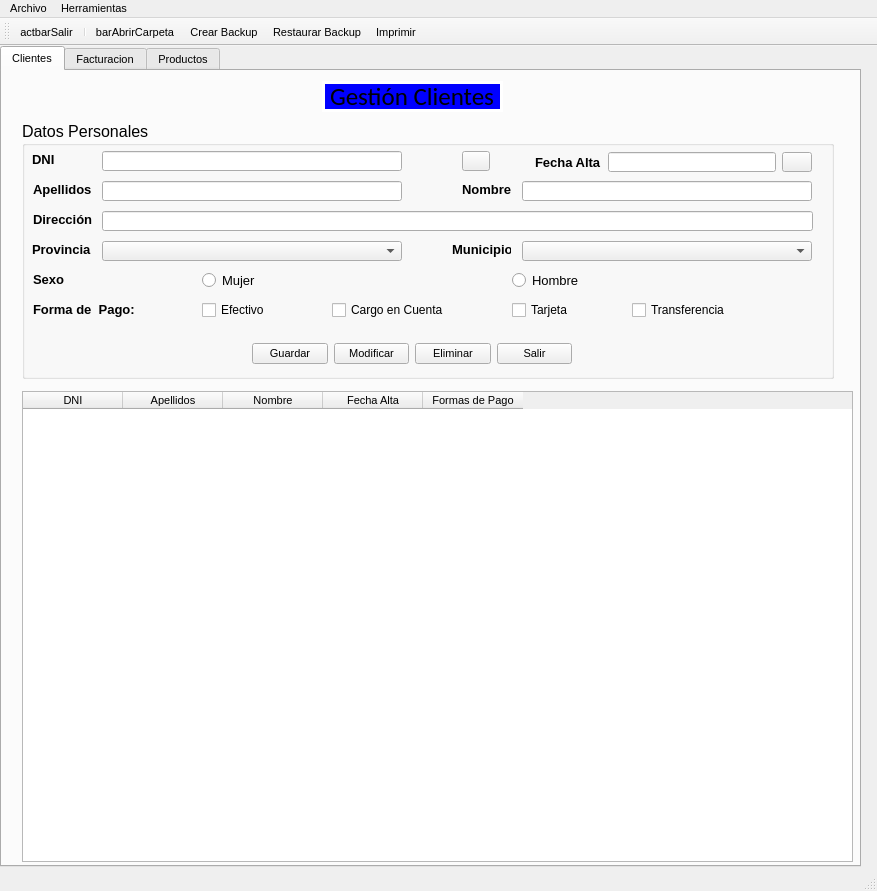
Above: window.ui from adrianv2001/vidalperez before the change. Below: the same form after it.
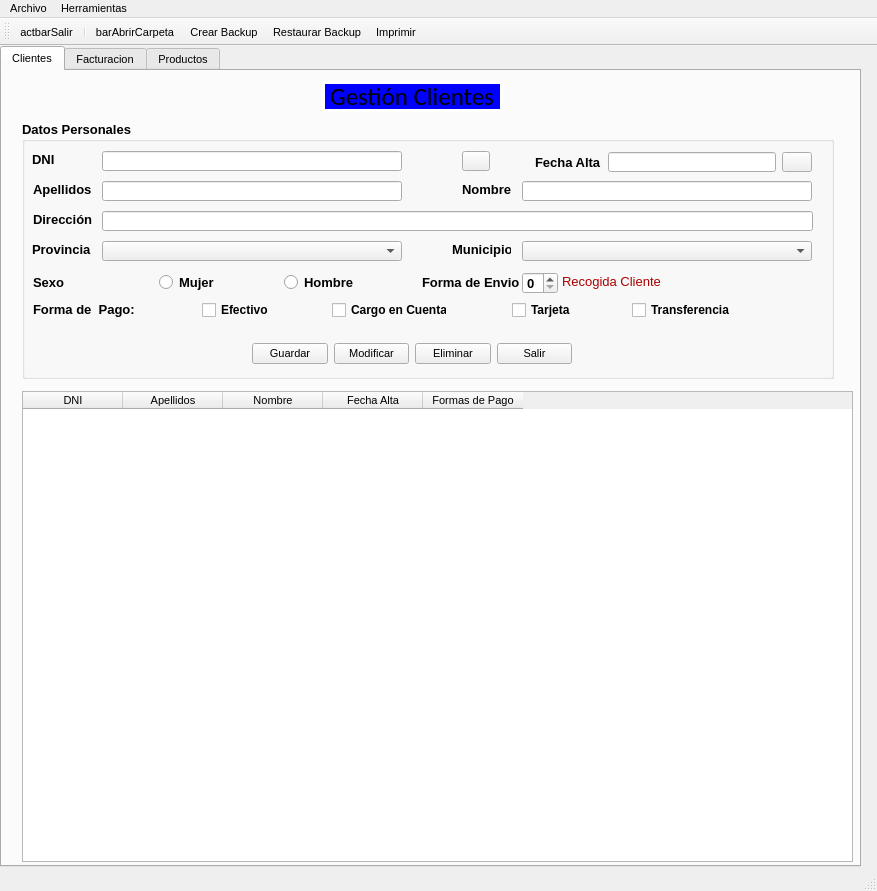
That is the form after the change. Icons and pictures are not drawn.

Diff of the .ui file:
```diff
--- a/window.ui
+++ b/window.ui
@@ -52,7 +52,9 @@
       </property>
       <property name="font">
        <font>
-        <pointsize>12</pointsize>
+        <pointsize>10</pointsize>
+        <weight>75</weight>
+        <bold>true</bold>
        </font>
       </property>
       <property name="title">
@@ -432,94 +434,10 @@
        <property name="font">
         <font>
          <pointsize>10</pointsize>
-        </font>
-       </property>
-      </widget>
-      <widget class="QLabel" name="lblSexo">
-       <property name="geometry">
-        <rect>
-         <x>11</x>
-         <y>150</y>
-         <width>31</width>
-         <height>16</height>
-        </rect>
-       </property>
-       <property name="maximumSize">
-        <size>
-         <width>16777215</width>
-         <height>20</height>
-        </size>
-       </property>
-       <property name="font">
-        <font>
-         <pointsize>10</pointsize>
          <weight>75</weight>
          <bold>true</bold>
         </font>
        </property>
-       <property name="text">
-        <string>Sexo</string>
-       </property>
-      </widget>
-      <widget class="QRadioButton" name="rbtFem">
-       <property name="geometry">
-        <rect>
-         <x>180</x>
-         <y>150</y>
-         <width>260</width>
-         <height>18</height>
-        </rect>
-       </property>
-       <property name="maximumSize">
-        <size>
-         <width>16777215</width>
-         <height>20</height>
-        </size>
-       </property>
-       <property name="font">
-        <font>
-         <pointsize>10</pointsize>
-        </font>
-       </property>
-       <property name="text">
-        <string>Mujer</string>
-       </property>
-       <attribute name="buttonGroup">
-        <string notr="true">rbtGroupSex</string>
-       </attribute>
-      </widget>
-      <widget class="QRadioButton" name="rbtHom">
-       <property name="geometry">
-        <rect>
-         <x>490</x>
-         <y>150</y>
-         <width>259</width>
-         <height>18</height>
-        </rect>
-       </property>
-       <property name="maximumSize">
-        <size>
-         <width>16777215</width>
-         <height>20</height>
-        </size>
-       </property>
-       <property name="font">
-        <font>
-         <pointsize>10</pointsize>
-        </font>
-       </property>
-       <property name="text">
-        <string>Hombre</string>
-       </property>
-       <property name="checked">
-        <bool>false</bool>
-       </property>
-       <property name="autoRepeat">
-        <bool>false</bool>
-       </property>
-       <attribute name="buttonGroup">
-        <string notr="true">rbtGroupSex</string>
-       </attribute>
       </widget>
       <widget class="QLabel" name="lblFormaPago">
        <property name="geometry">
@@ -577,6 +495,8 @@
        <property name="font">
         <font>
          <pointsize>9</pointsize>
+         <weight>75</weight>
+         <bold>true</bold>
         </font>
        </property>
        <property name="text">
@@ -610,6 +530,8 @@
        <property name="font">
         <font>
          <pointsize>9</pointsize>
+         <weight>75</weight>
+         <bold>true</bold>
         </font>
        </property>
        <property name="text">
@@ -643,6 +565,8 @@
        <property name="font">
         <font>
          <pointsize>9</pointsize>
+         <weight>75</weight>
+         <bold>true</bold>
         </font>
        </property>
        <property name="text">
@@ -657,7 +581,7 @@
         <rect>
          <x>610</x>
          <y>180</y>
-         <width>96</width>
+         <width>101</width>
          <height>18</height>
         </rect>
        </property>
@@ -676,6 +600,8 @@
        <property name="font">
         <font>
          <pointsize>9</pointsize>
+         <weight>75</weight>
+         <bold>true</bold>
         </font>
        </property>
        <property name="text">
@@ -750,6 +676,136 @@
         </item>
        </layout>
       </widget>
+      <widget class="QWidget" name="layoutWidget">
+       <property name="geometry">
+        <rect>
+         <x>11</x>
+         <y>150</y>
+         <width>371</width>
+         <height>22</height>
+        </rect>
+       </property>
+       <layout class="QHBoxLayout" name="horizontalLayout_3">
+        <item>
+         <widget class="QLabel" name="lblSexo">
+          <property name="maximumSize">
+           <size>
+            <width>16777215</width>
+            <height>20</height>
+           </size>
+          </property>
+          <property name="font">
+           <font>
+            <pointsize>10</pointsize>
+            <weight>75</weight>
+            <bold>true</bold>
+           </font>
+          </property>
+          <property name="text">
+           <string>Sexo</string>
+          </property>
+         </widget>
+        </item>
+        <item>
+         <widget class="QRadioButton" name="rbtFem">
+          <property name="maximumSize">
+           <size>
+            <width>16777215</width>
+            <height>20</height>
+           </size>
+          </property>
+          <property name="font">
+           <font>
+            <pointsize>10</pointsize>
+            <weight>75</weight>
+            <bold>true</bold>
+           </font>
+          </property>
+          <property name="text">
+           <string>Mujer</string>
+          </property>
+          <attribute name="buttonGroup">
+           <string notr="true">rbtGroupSex</string>
+          </attribute>
+         </widget>
+        </item>
+        <item>
+         <widget class="QRadioButton" name="rbtHom">
+          <property name="maximumSize">
+           <size>
+            <width>16777215</width>
+            <height>20</height>
+           </size>
+          </property>
+          <property name="font">
+           <font>
+            <pointsize>10</pointsize>
+            <weight>75</weight>
+            <bold>true</bold>
+           </font>
+          </property>
+          <property name="text">
+           <string>Hombre</string>
+          </property>
+          <property name="checked">
+           <bool>false</bool>
+          </property>
+          <property name="autoRepeat">
+           <bool>false</bool>
+          </property>
+          <attribute name="buttonGroup">
+           <string notr="true">rbtGroupSex</string>
+          </attribute>
+         </widget>
+        </item>
+       </layout>
+      </widget>
+      <widget class="QLabel" name="label_3">
+       <property name="geometry">
+        <rect>
+         <x>400</x>
+         <y>151</y>
+         <width>97</width>
+         <height>21</height>
+        </rect>
+       </property>
+       <property name="text">
+        <string>Forma de Envio</string>
+       </property>
+      </widget>
+      <widget class="QSpinBox" name="spinEnvio">
+       <property name="geometry">
+        <rect>
+         <x>500</x>
+         <y>151</y>
+         <width>36</width>
+         <height>22</height>
+        </rect>
+       </property>
+       <property name="maximum">
+        <number>3</number>
+       </property>
+      </widget>
+      <widget class="QLabel" name="lblEnvio">
+       <property name="geometry">
+        <rect>
+         <x>540</x>
+         <y>151</y>
+         <width>271</width>
+         <height>20</height>
+        </rect>
+       </property>
+       <property name="font">
+        <font>
+         <pointsize>10</pointsize>
+         <weight>50</weight>
+         <bold>false</bold>
+        </font>
+       </property>
+       <property name="text">
+        <string>&lt;html&gt;&lt;head/&gt;&lt;body&gt;&lt;p&gt;&lt;span style=&quot; color:#aa0000;&quot;&gt;Recogida Cliente&lt;/span&gt;&lt;/p&gt;&lt;/body&gt;&lt;/html&gt;</string>
+       </property>
+      </widget>
      </widget>
      <widget class="QTableWidget" name="tabClientes">
       <property name="geometry">
```
Left out of the diff: 20 changed lines with no effect on the pictures.
